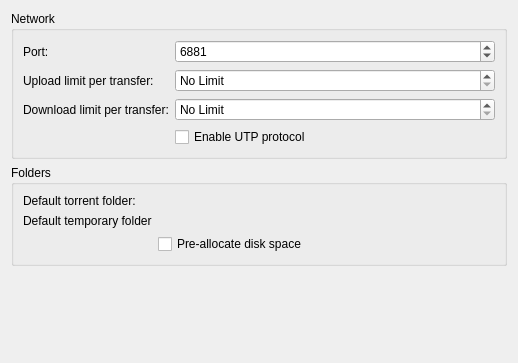
Above: transfer-plugins/bittorrent/btsettingswidget.ui from KDE/kget before the change. Below: the same form after it.
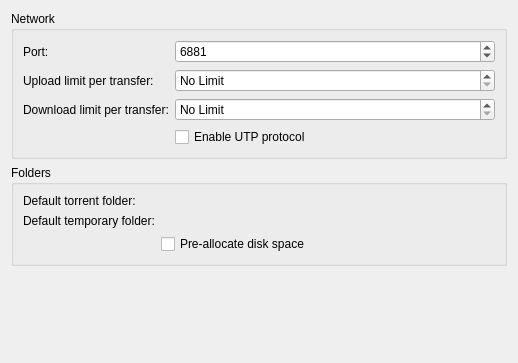
That is the form after the change. Custom widgets are drawn as their Qt base class.

Commit message: Add missing colon

```diff
--- a/transfer-plugins/bittorrent/btsettingswidget.ui
+++ b/transfer-plugins/bittorrent/btsettingswidget.ui
@@ -134,7 +134,7 @@
       <item row="1" column="0">
        <widget class="QLabel" name="tempFolderLabel">
         <property name="text">
-         <string>Default temporary folder</string>
+         <string>Default temporary folder:</string>
         </property>
        </widget>
       </item>
```
